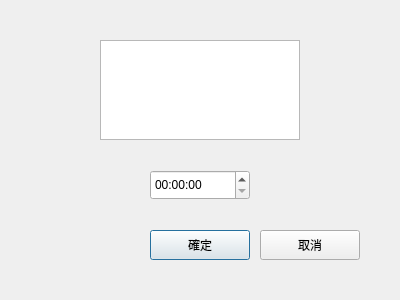
Above: RemindMe/forms/eventwindow.ui from ny9950610/RemindMe before the change. Below: the same form after it.
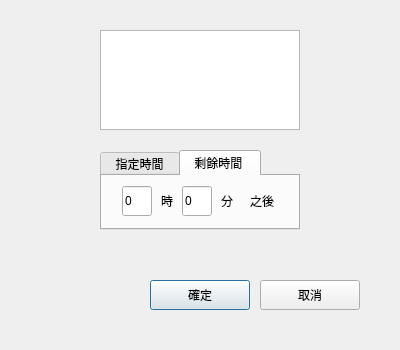
That is the form after the change.

```diff
--- a/RemindMe/forms/eventwindow.ui
+++ b/RemindMe/forms/eventwindow.ui
@@ -7,7 +7,7 @@
     <x>0</x>
     <y>0</y>
     <width>400</width>
-    <height>300</height>
+    <height>350</height>
    </rect>
   </property>
   <property name="windowTitle">
@@ -17,27 +17,17 @@
    <property name="geometry">
     <rect>
      <x>100</x>
-     <y>40</y>
+     <y>30</y>
      <width>200</width>
      <height>100</height>
     </rect>
    </property>
   </widget>
-  <widget class="QTimeEdit" name="time">
-   <property name="geometry">
-    <rect>
-     <x>150</x>
-     <y>170</y>
-     <width>100</width>
-     <height>30</height>
-    </rect>
-   </property>
-  </widget>
   <widget class="QPushButton" name="confirmButton">
    <property name="geometry">
     <rect>
      <x>150</x>
-     <y>230</y>
+     <y>280</y>
      <width>100</width>
      <height>30</height>
     </rect>
@@ -50,7 +40,7 @@
    <property name="geometry">
     <rect>
      <x>260</x>
-     <y>230</y>
+     <y>280</y>
      <width>100</width>
      <height>30</height>
     </rect>
@@ -59,6 +49,191 @@
     <string>取消</string>
    </property>
   </widget>
+  <widget class="QTabWidget" name="tabWidget">
+   <property name="geometry">
+    <rect>
+     <x>100</x>
+     <y>150</y>
+     <width>200</width>
+     <height>80</height>
+    </rect>
+   </property>
+   <property name="layoutDirection">
+    <enum>Qt::LeftToRight</enum>
+   </property>
+   <property name="currentIndex">
+    <number>1</number>
+   </property>
+   <widget class="QWidget" name="tab1">
+    <attribute name="title">
+     <string> 指定時間 </string>
+    </attribute>
+    <widget class="QLineEdit" name="hrText">
+     <property name="geometry">
+      <rect>
+       <x>80</x>
+       <y>10</y>
+       <width>30</width>
+       <height>30</height>
+      </rect>
+     </property>
+    </widget>
+    <widget class="QLineEdit" name="minText">
+     <property name="geometry">
+      <rect>
+       <x>140</x>
+       <y>10</y>
+       <width>30</width>
+       <height>30</height>
+      </rect>
+     </property>
+    </widget>
+    <widget class="QLabel" name="hrLabel">
+     <property name="geometry">
+      <rect>
+       <x>110</x>
+       <y>10</y>
+       <width>30</width>
+       <height>30</height>
+      </rect>
+     </property>
+     <property name="text">
+      <string>時</string>
+     </property>
+     <property name="alignment">
+      <set>Qt::AlignCenter</set>
+     </property>
+    </widget>
+    <widget class="QLabel" name="minLabel">
+     <property name="geometry">
+      <rect>
+       <x>170</x>
+       <y>10</y>
+       <width>30</width>
+       <height>30</height>
+      </rect>
+     </property>
+     <property name="text">
+      <string>分</string>
+     </property>
+     <property name="alignment">
+      <set>Qt::AlignCenter</set>
+     </property>
+    </widget>
+    <widget class="QComboBox" name="comboBox">
+     <property name="geometry">
+      <rect>
+       <x>10</x>
+       <y>10</y>
+       <width>60</width>
+       <height>30</height>
+      </rect>
+     </property>
+     <item>
+      <property name="text">
+       <string>上午</string>
+      </property>
+     </item>
+     <item>
+      <property name="text">
+       <string>下午</string>
+      </property>
+     </item>
+    </widget>
+   </widget>
+   <widget class="QWidget" name="tab2">
+    <attribute name="title">
+     <string> 剩餘時間  </string>
+    </attribute>
+    <widget class="QLineEdit" name="hrText2">
+     <property name="geometry">
+      <rect>
+       <x>20</x>
+       <y>10</y>
+       <width>30</width>
+       <height>30</height>
+      </rect>
+     </property>
+     <property name="text">
+      <string>0</string>
+     </property>
+    </widget>
+    <widget class="QLineEdit" name="minText2">
+     <property name="geometry">
+      <rect>
+       <x>80</x>
+       <y>10</y>
+       <width>30</width>
+       <height>30</height>
+      </rect>
+     </property>
+     <property name="text">
+      <string>0</string>
+     </property>
+    </widget>
+    <widget class="QLabel" name="hrLabel2">
+     <property name="geometry">
+      <rect>
+       <x>50</x>
+       <y>10</y>
+       <width>30</width>
+       <height>30</height>
+      </rect>
+     </property>
+     <property name="text">
+      <string>時</string>
+     </property>
+     <property name="alignment">
+      <set>Qt::AlignCenter</set>
+     </property>
+    </widget>
+    <widget class="QLabel" name="minLabel2">
+     <property name="geometry">
+      <rect>
+       <x>110</x>
+       <y>10</y>
+       <width>30</width>
+       <height>30</height>
+      </rect>
+     </property>
+     <property name="text">
+      <string>分</string>
+     </property>
+     <property name="alignment">
+      <set>Qt::AlignCenter</set>
+     </property>
+    </widget>
+    <widget class="QLabel" name="afterLabel">
+     <property name="geometry">
+      <rect>
+       <x>140</x>
+       <y>10</y>
+       <width>40</width>
+       <height>30</height>
+      </rect>
+     </property>
+     <property name="text">
+      <string>之後</string>
+     </property>
+     <property name="alignment">
+      <set>Qt::AlignCenter</set>
+     </property>
+    </widget>
+   </widget>
+  </widget>
+  <widget class="QLabel" name="errorLabel">
+   <property name="geometry">
+    <rect>
+     <x>150</x>
+     <y>240</y>
+     <width>100</width>
+     <height>30</height>
+    </rect>
+   </property>
+   <property name="text">
+    <string/>
+   </property>
+  </widget>
  </widget>
  <resources/>
  <connections/>
```
